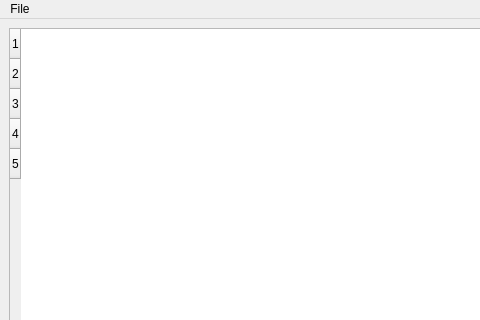
Old version of the form mainwindow.ui in the repository zSomnus/DataManager; both pictures show x 0 to 480 and y 0 to 320 of the 800 by 600 pixel window.
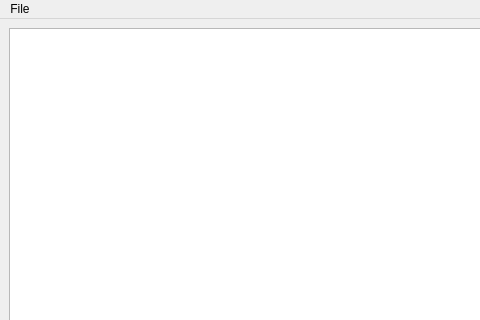
New version of the form.

Commit message: Add delete row

Patch:
```diff
--- a/mainwindow.ui
+++ b/mainwindow.ui
@@ -18,13 +18,8 @@
     <item row="0" column="0">
      <widget class="QTableWidget" name="tableWidget">
       <property name="rowCount">
-       <number>5</number>
+       <number>0</number>
       </property>
-      <row/>
-      <row/>
-      <row/>
-      <row/>
-      <row/>
      </widget>
     </item>
    </layout>
```
Left out of the diff: 3 changed lines with no effect on the pictures. The commit also changes 2 other files.
